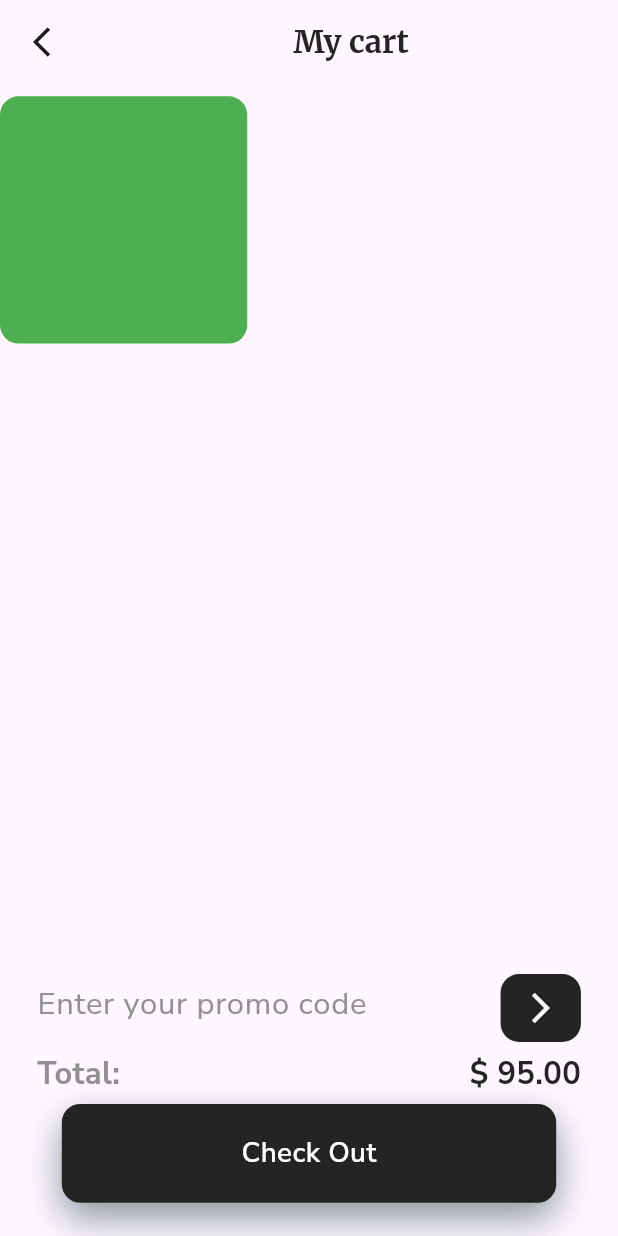
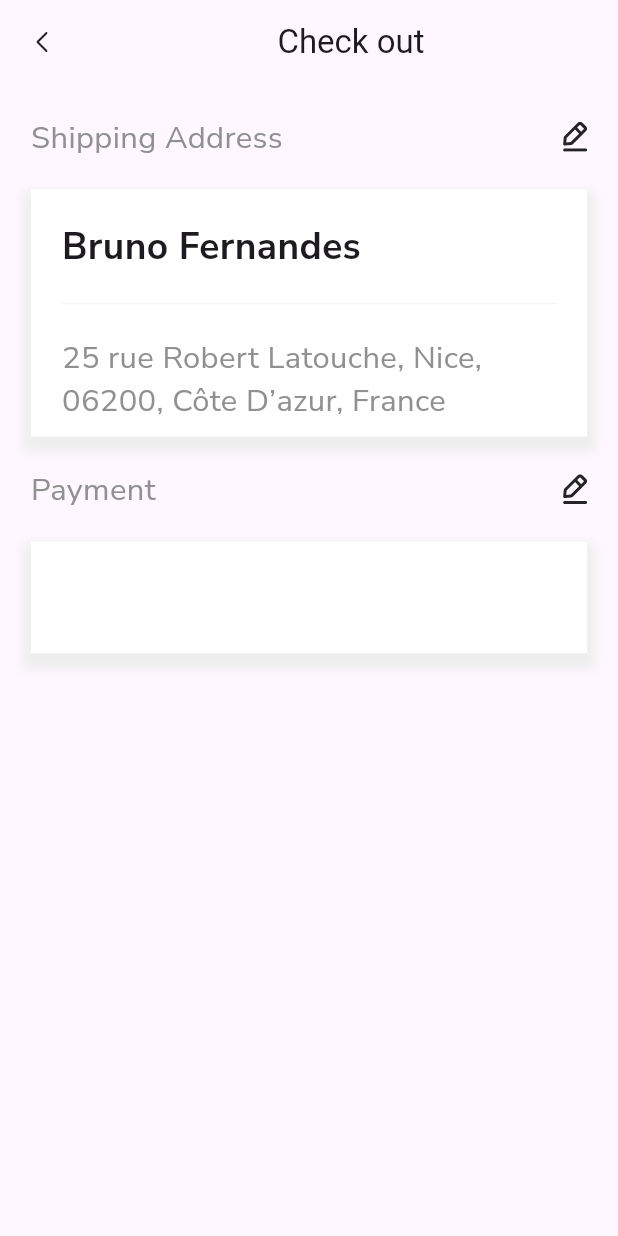
Before and after one commit to shabeer7559/furnigo, a Flutter app: the screen it shows after launch, on a phone screen of 412 x 824 dp. Run offline on Flutter 3.47's test engine with Material 3 defaults, Android fonts, the light colour scheme and no system bars; our stand-ins replace flutter_svg, google_fonts; Roboto replaces fonts that are missing (Gelasio).

Commit message:
checkout

```diff
--- a/lib/features/constants/icon_const.dart
+++ b/lib/features/constants/icon_const.dart
@@ -6,7 +6,6 @@ class IconConst{
   static const arrowIcon="assets/icon/arrowIcon.svg";
   static const arrowleft="assets/icon/arroeleft.svg";
   static const editIcon="assets/icon/editIcon.svg";
-
   static const sofaIcon="assets/icon/sofa.svg";
   static const sofa1Icon="assets/icon/sofa.png";
   static const tabeIcon="assets/icon/table.svg";
@@ -16,6 +15,8 @@ class IconConst{
   static const bookingIcon="assets/icon/bookingIcon.svg";
   static const savedIcon="assets/icon/savedIcon.svg";
   static const notifIcon="assets/icon/bellIcon.svg";
-  static const profileIcon="assets/icon/personIcon.svg";
+  static const profileIcon="assets/icon/person.svg";
+  static const closeIcon="assets/icon/closeIcon.svg";
+  static const arrowback="assets/icon/arrowBack.svg";
   static const yellowStar="assets/icon/yellowStar.svg";
 }
--- a/lib/features/homescreen/screen/check_in.dart
+++ b/lib/features/homescreen/screen/check_in.dart
@@ -0,0 +1,110 @@
+import 'package:flutter/cupertino.dart';
+import 'package:flutter/material.dart';
+import 'package:flutter_svg/svg.dart';
+import 'package:furnigo/features/constants/color_const.dart';
+import 'package:google_fonts/google_fonts.dart';
+
+import '../../../main.dart';
+import '../../constants/icon_const.dart';
+
+class checkOut extends StatefulWidget {
+  const checkOut({super.key});
+
+  @override
+  State<checkOut> createState() => _checkOutState();
+}
+
+class _checkOutState extends State<checkOut> {
+  @override
+  Widget build(BuildContext context) {
+    return Scaffold(
+      appBar:  AppBar(
+        leading: Padding(
+          padding:  EdgeInsets.all(w*0.05),
+          child: SvgPicture.asset(IconConst.arrowback),
+        ),
+        title: Row(
+          mainAxisAlignment: MainAxisAlignment.center,
+          children: [
+            Text("Check out",style: GoogleFonts.gelasio(),),
+          ],
+        ),
+      ),
+      body: Column(
+        children: [Padding(
+          padding:  EdgeInsets.all(w*0.05),
+          child: Row(
+            mainAxisAlignment: MainAxisAlignment.spaceBetween,
+            children: [
+              Text("Shipping Address",style: TextStyle(
+                color: ColorConst.grey,
+                fontSize: w*0.05
+              ),),
+              SvgPicture.asset(IconConst.editIcon,color: ColorConst.primaryColor,)
+            ],
+          ),
+        ),
+          Container(
+            height: h*0.2,
+            width: w*0.9,
+            decoration: BoxDecoration(
+              color: ColorConst.secondaryColor,
+              boxShadow:[
+                BoxShadow(
+                    color:Colors.grey.shade200,
+                    blurRadius: 5,
+                    spreadRadius: 5,
+                    offset: Offset(0, 6)
+                )]),
+            child: Padding(
+              padding:  EdgeInsets.all(w*0.05),
+              child: Column(
+                crossAxisAlignment: CrossAxisAlignment.start,
+                children: [
+                  Text("Bruno Fernandes",style: TextStyle(
+                    fontWeight: FontWeight.w700,
+                    fontSize: w*0.06
+                  ),),
+                  Divider(
+                    color:Colors.grey.shade100,
+                    height: w*0.1,
+                  ),
+                  Text("25 rue Robert Latouche, Nice, 06200, Côte D’azur, France",
+                  style: TextStyle(
+                    fontSize: w*0.05,
+                    color: ColorConst.grey
+                  ),)
+                ],
+              ),
+            ),
+          ),
+          Padding(
+            padding:  EdgeInsets.all(w*0.05),
+            child: Row(
+              mainAxisAlignment: MainAxisAlignment.spaceBetween,
+              children: [
+                Text("Payment",style: TextStyle(
+                    color: ColorConst.grey,
+                    fontSize: w*0.05
+                ),),
+                SvgPicture.asset(IconConst.editIcon,color: ColorConst.primaryColor,)
+              ],
+            ),
+          ),
+          Container(
+            height: h*0.09,
+            width: w*0.9,
+            decoration: BoxDecoration(
+              color: ColorConst.secondaryColor,
+              boxShadow: [
+                BoxShadow(
+                    color:Colors.grey.shade200,
+                    blurRadius: 5,
+                    spreadRadius: 5,
+                    offset: Offset(0, 6)
+                )]),
+          )        ],
+      ),
+    );
+  }
+}
--- a/lib/main.dart
+++ b/lib/main.dart
@@ -3,6 +3,7 @@ import 'package:flutter/material.dart';
 import 'package:furnigo/features/authentication/screen/login_page.dart';
 import 'package:furnigo/features/authentication/screen/signup_page.dart';
 import 'package:furnigo/features/homescreen/screen/bottomNavi.dart';
+import 'package:furnigo/features/homescreen/screen/check_in.dart';
 import 'package:furnigo/features/homescreen/screen/cart.dart';
 import 'package:furnigo/features/homescreen/screen/home_page.dart';
 import 'package:furnigo/features/homescreen/screen/product_details.dart';
@@ -35,7 +36,7 @@ class _MyAppState extends State<MyApp> {
         textTheme: GoogleFonts.nunitoSansTextTheme()
         ),
         debugShowCheckedModeBanner: false,
-        home: MyCart(),
+        home: checkOut(),
       ),
     );
   }
```
Also changed, not shown: lib/features/homescreen/screen/favorite.dart (+75 -5 lines), lib/features/homescreen/screen/notification.dart (+24 -1 lines), assets/icon/arrowBack.svg (added), assets/icon/closeIcon.svg (added), assets/icon/person.svg (added).
